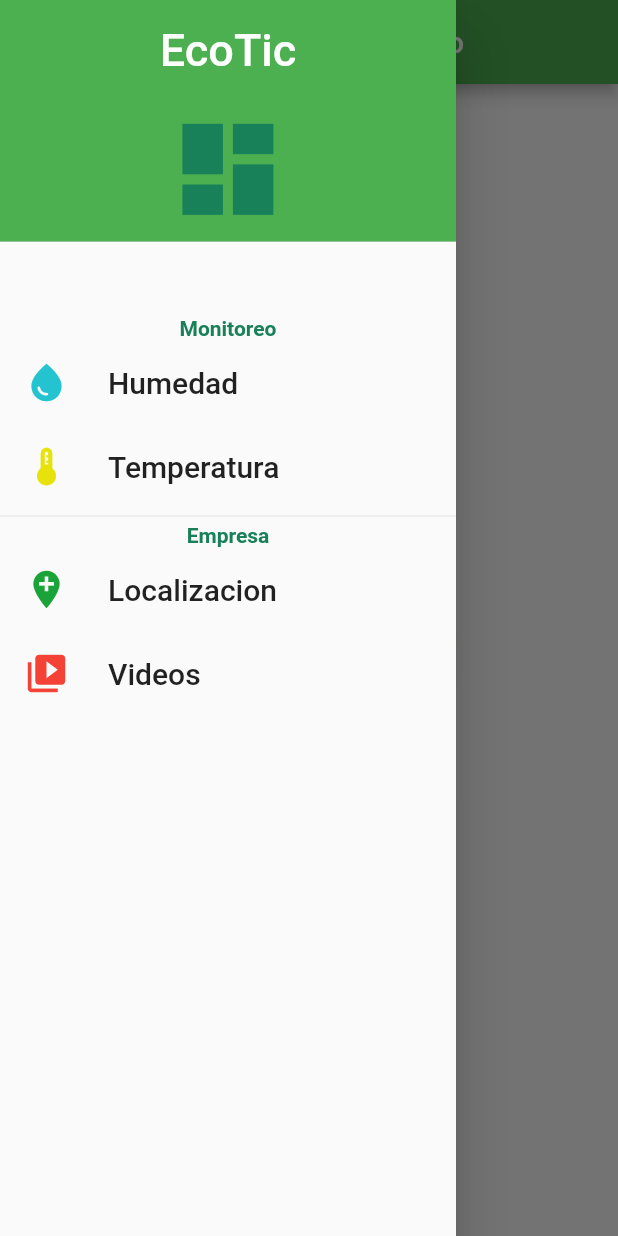
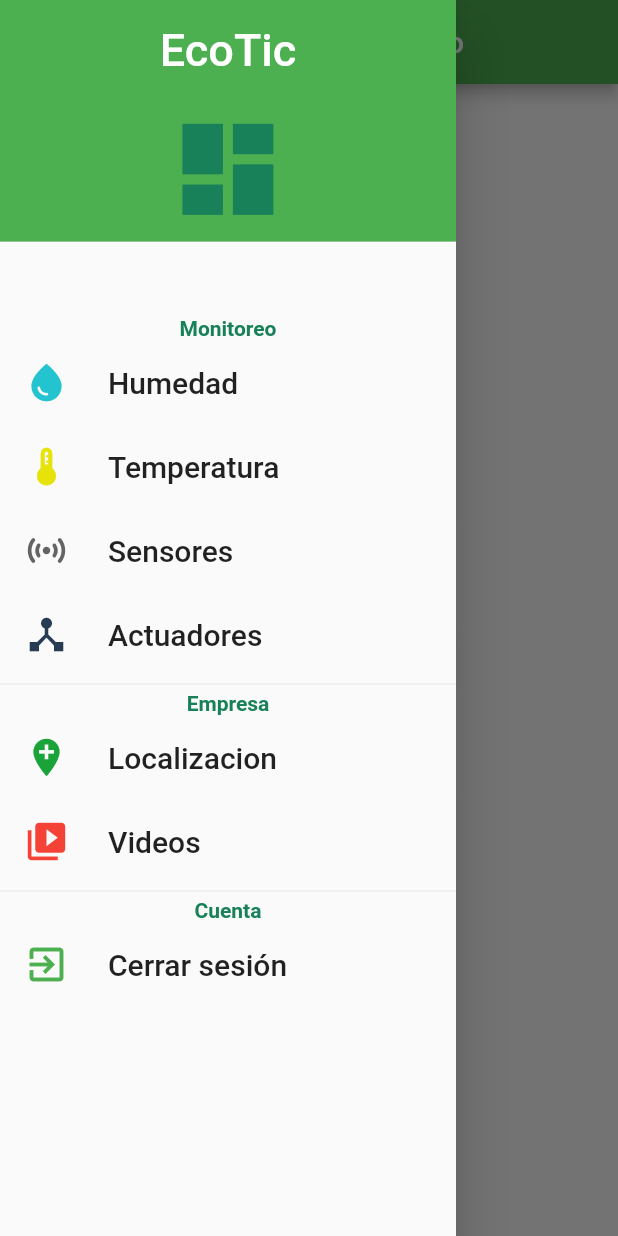
Before and after one commit to Jesus-fran/app_sistema_riego, a Flutter app: the ListaPage screen opened by its route, with the side drawer open, on a phone screen of 412 x 824 dp. Run offline on Flutter 3.47's test engine with Material 2 defaults, Android fonts, the phone set to English and light mode, and no system bars; our stand-ins replace google_maps_flutter, pie_chart; missing offline and left inert: youtube_api.

Commit message:
Agregan mas opciones al menú

```diff
--- a/lib/src/pages/home.dart
+++ b/lib/src/pages/home.dart
@@ -36,7 +36,7 @@ class ListaPage extends StatelessWidget {
                   ],
                 ),
               ),
-              Text(
+              const Text(
                 "Monitoreo",
                 style: TextStyle(
                     color: Color.fromARGB(255, 24, 129, 89),
@@ -77,11 +77,35 @@ class ListaPage extends StatelessWidget {
                           builder: (context) => const Temperatura()));
                 },
               ),
+              ListTile(
+                leading: const Icon(
+                  Icons.sensors_rounded,
+                  size: 30,
+                  color: Color.fromARGB(255, 100, 100, 100),
+                ),
+                title: const Text(
+                  "Sensores",
+                  style: TextStyle(fontSize: 20),
+                ),
+                onTap: () {},
+              ),
+              ListTile(
+                leading: const Icon(
+                  Icons.device_hub,
+                  size: 30,
+                  color: Color.fromARGB(255, 40, 59, 85),
+                ),
+                title: const Text(
+                  "Actuadores",
+                  style: TextStyle(fontSize: 20),
+                ),
+                onTap: () {},
+              ),
               const Divider(
                 height: 10,
                 color: Color.fromARGB(50, 151, 151, 151),
               ),
-              Text(
+              const Text(
                 "Empresa",
                 style: TextStyle(
                     color: Color.fromARGB(255, 24, 129, 89),
@@ -121,6 +145,31 @@ class ListaPage extends StatelessWidget {
                   Navigator.pushNamed(context, '/videos');
                 },
               ),
+              const Divider(
+                height: 10,
+                color: Color.fromARGB(50, 151, 151, 151),
+              ),
+              const Text(
+                "Cuenta",
+                style: TextStyle(
+                    color: Color.fromARGB(255, 24, 129, 89),
+                    fontWeight: FontWeight.bold),
+                textAlign: TextAlign.center,
+              ),
+              ListTile(
+                leading: const Icon(
+                  Icons.exit_to_app,
+                  size: 30,
+                  color: Colors.green,
+                ),
+                title: const Text(
+                  "Cerrar sesión",
+                  style: TextStyle(fontSize: 20),
+                ),
+                onTap: () {
+                  Navigator.pushReplacementNamed(context, '/login');
+                },
+              ),
             ],
           ),
         ),
```
